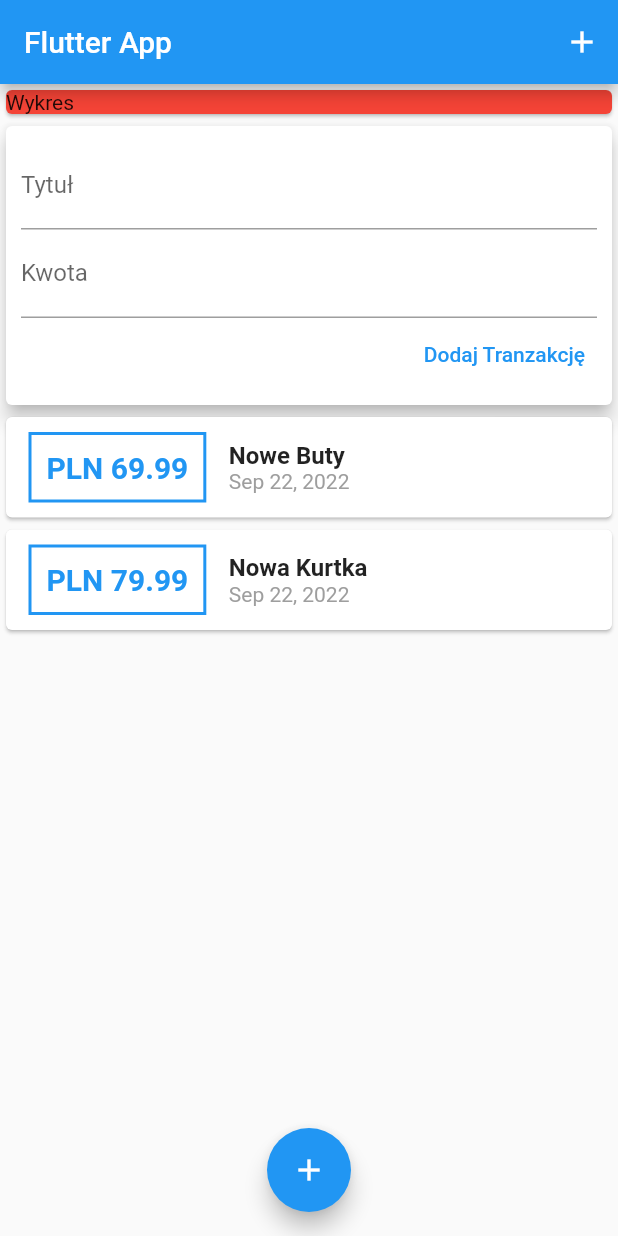
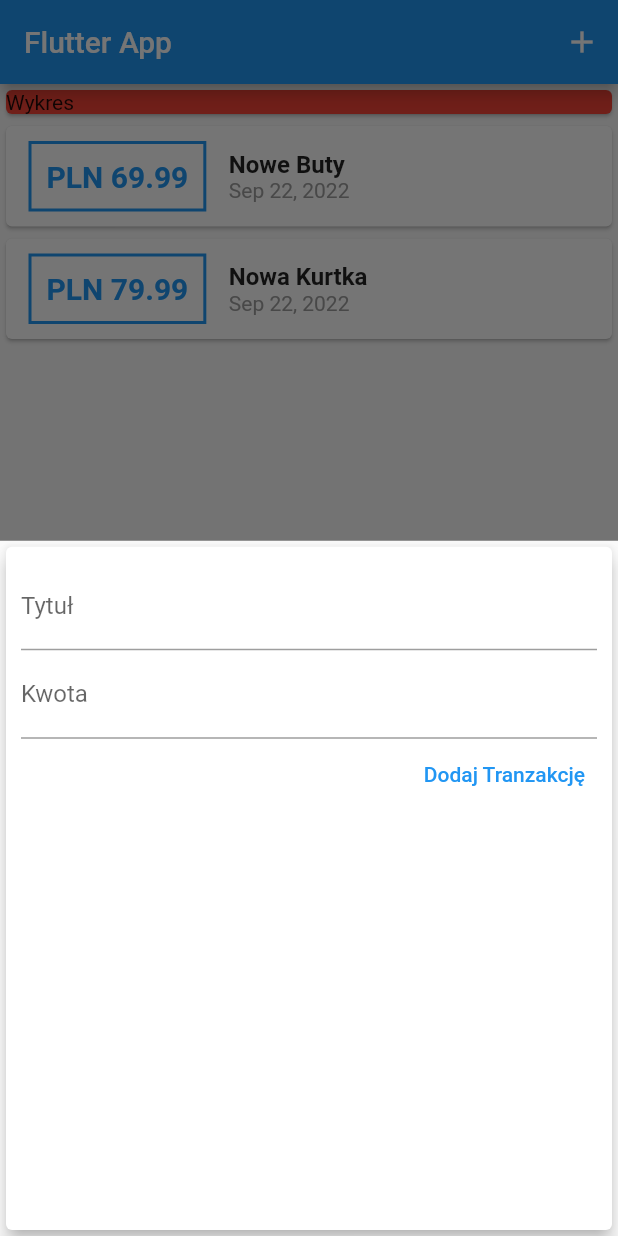
Before and after one commit to jarekcielecki/flutter_finance_app, a Flutter app: the screen it shows after launch, after a tap on the "add" icon, on a phone screen of 412 x 824 dp. Run offline on Flutter 3.47's test engine with Material 2 defaults, Android fonts, the phone set to English and light mode, and no system bars.

```diff
--- a/lib/main.dart
+++ b/lib/main.dart
@@ -1,6 +1,7 @@
 import 'package:flutter/material.dart';
-
-import 'package:flutter_finance_app/widgets/user_transactions.dart';
+import 'package:flutter_finance_app/transaction.dart';
+import 'package:flutter_finance_app/widgets/new_transaction.dart';
+import 'package:flutter_finance_app/widgets/transaction_list.dart';
 
 void main() => runApp(const MyApp());
 
@@ -16,14 +17,48 @@ class MyApp extends StatelessWidget {
   }
 }
 
-class MyHomePage extends StatelessWidget {
+class MyHomePage extends StatefulWidget {
   MyHomePage({Key? key}) : super(key: key);
 
+  @override
+  State<MyHomePage> createState() => _MyHomePageState();
+}
+
+class _MyHomePageState extends State<MyHomePage> {
   // String titleInput;
-  // String amountInput;
 
-  final titleController = TextEditingController();
-  final amountCountroller = TextEditingController();
+  final List<Transaction> _userTransactions = [
+    Transaction(
+      id: 't1',
+      title: 'Nowe Buty',
+      amount: 69.99,
+      date: DateTime.now(),
+    ),
+    Transaction(
+      id: 't2',
+      title: 'Nowa Kurtka',
+      amount: 79.99,
+      date: DateTime.now(),
+    ),
+  ];
+
+  void _addNewTransaction(String txTitle, double txAmount) {
+    final newTx = Transaction(title: txTitle, amount: txAmount, date: DateTime.now(), id: DateTime.now().toString());
+
+    setState(() {
+      _userTransactions.add(newTx);
+    });
+  }
+
+  void _startAddNewTransaction(BuildContext ctx) {
+    showModalBottomSheet(
+      context: ctx,
+      builder: (_) {
+        return GestureDetector(
+            onTap: () {}, behavior: HitTestBehavior.opaque, child: NewTransaction(_addNewTransaction));
+      },
+    );
+  }
 
   @override
   Widget build(BuildContext context) {
@@ -33,7 +68,7 @@ class MyHomePage extends StatelessWidget {
         actions: [
           IconButton(
             icon: Icon(Icons.add),
-            onPressed: () {},
+            onPressed: () => _startAddNewTransaction(context),
           ),
         ],
       ),
@@ -49,14 +84,14 @@ class MyHomePage extends StatelessWidget {
                 child: Text('Wykres'),
               ),
             ),
-            UserTransactions()
+            TransactionList(_userTransactions)
           ],
         ),
       ),
       floatingActionButtonLocation: FloatingActionButtonLocation.centerFloat,
       floatingActionButton: FloatingActionButton(
         child: Icon(Icons.add),
-        onPressed: () {},
+        onPressed: () => _startAddNewTransaction(context),
       ),
     );
   }
--- a/lib/widgets/user_transactions.dart
+++ /dev/null
@@ -1,47 +0,0 @@
-import 'package:flutter/material.dart';
-import 'package:flutter_finance_app/widgets/new_transaction.dart';
-import 'package:flutter_finance_app/widgets/transaction_list.dart';
-
-import '../transaction.dart';
-
-class UserTransactions extends StatefulWidget {
-  const UserTransactions({Key? key}) : super(key: key);
-
-  @override
-  _UserTransactionState createState() => _UserTransactionState();
-}
-
-class _UserTransactionState extends State<UserTransactions> {
-  final List<Transaction> _userTransactions = [
-    Transaction(
-      id: 't1',
-      title: 'Nowe Buty',
-      amount: 69.99,
-      date: DateTime.now(),
-    ),
-    Transaction(
-      id: 't2',
-      title: 'Nowa Kurtka',
-      amount: 79.99,
-      date: DateTime.now(),
-    ),
-  ];
-
-  void _addNewTransaction(String txTitle, double txAmount) {
-    final newTx = Transaction(title: txTitle, amount: txAmount, date: DateTime.now(), id: DateTime.now().toString());
-
-    setState(() {
-      _userTransactions.add(newTx);
-    });
-  }
-
-  @override
-  Widget build(BuildContext context) {
-    return Column(
-      children: [
-        NewTransaction(_addNewTransaction),
-        TransactionList(_userTransactions),
-      ],
-    );
-  }
-}
```
